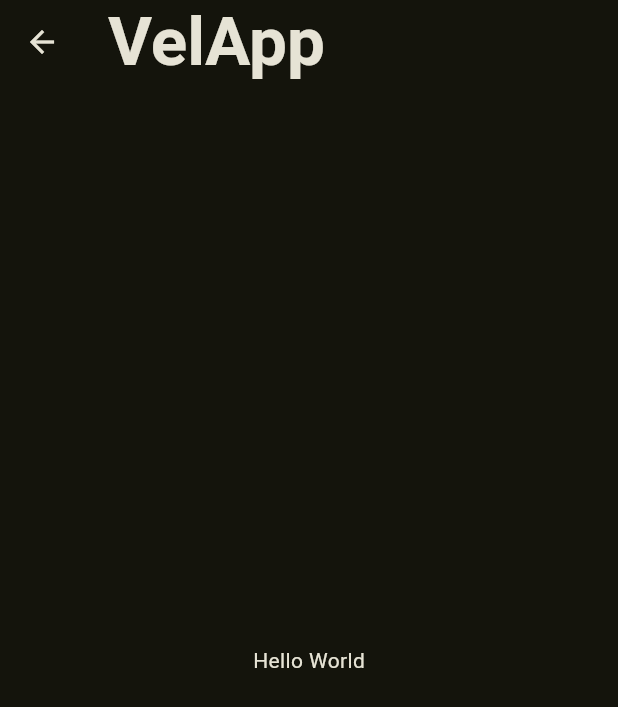
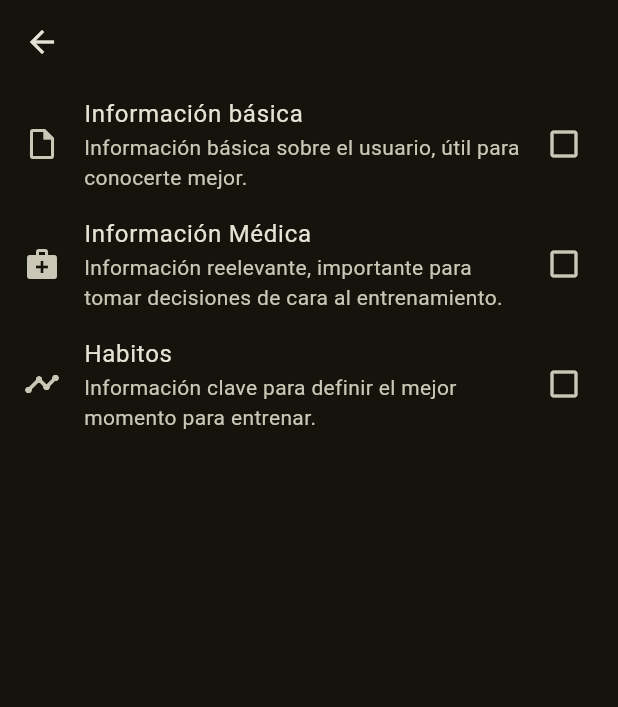
Before and after one commit to edunickdev/VelApp, a Flutter app: the screen it shows after launch, after a tap on "Log in", on a phone screen of 412 x 824 dp. Shown: the top 707 px of the screen. Run offline on Flutter 3.47's test engine with Material 2 defaults, Android fonts, the light colour scheme and no system bars; our stand-ins replace go_router.

Commit message:
se agregan diversas pantallas y clases para manejar la info, en proceso de implementacion de riverpod correctamente

```diff
--- a/lib/config/router/app_router.dart
+++ b/lib/config/router/app_router.dart
@@ -1,8 +1,12 @@
-
 import 'package:go_router/go_router.dart';
 import 'package:vel_app/presentation/auth/screens/login_screen.dart';
 import 'package:vel_app/presentation/auth/screens/signin_screen.dart';
 import 'package:vel_app/presentation/main/screens/home_page.dart/home_page.dart';
+import 'package:vel_app/presentation/user/screens/basic_info_screen.dart';
+import 'package:vel_app/presentation/user/screens/habits_info_screen.dart';
+import 'package:vel_app/presentation/user/screens/medic_info_screen.dart';
+import 'package:vel_app/presentation/user/screens/new_user_screen.dart';
+import 'package:vel_app/presentation/user/widgets/sections_info.dart';
 
 final GoRouter router = GoRouter(
   initialLocation: '/login',
@@ -22,5 +26,25 @@ final GoRouter router = GoRouter(
       path: '/sign-in',
       builder: (context, state) => const SignInScreen(),
     ),
-  ]
+    GoRoute(
+      name: NewUserScreen.name,
+      path: '/requisite',
+      builder: (context, state) => const NewUserScreen(),
+    ),
+    GoRoute(
+      name: InfoBasicScreen.name,
+      path: '/basics',
+      builder: (context, state) => InfoBasicScreen(),
+    ),
+    GoRoute(
+      name: InfoMedScreen.name,
+      path: '/medics',
+      builder: (context, state) => const InfoMedScreen(),
+    ),
+    GoRoute(
+      name: InfoHabitsScreen.name,
+      path: '/habits',
+      builder: (context, state) => const InfoHabitsScreen(),
+    ),
+  ],
 );
--- a/lib/presentation/auth/screens/login_screen.dart
+++ b/lib/presentation/auth/screens/login_screen.dart
@@ -1,14 +1,19 @@
+// import 'package:firebase_auth/firebase_auth.dart';
 import 'package:flutter/material.dart';
 import 'package:go_router/go_router.dart';
 import 'package:vel_app/presentation/shared/widgets/custom_text_input.dart';
 
 class LoginScreen extends StatelessWidget {
+
   static String name = '/login';
 
   const LoginScreen({super.key});
 
   @override
   Widget build(BuildContext context) {
+
+    // FirebaseAuth.instance.createUserWithEmailAndPassword(email: email, password: password);
+
     return Scaffold(
       appBar: AppBar(title: const Text('Log In')),
       body: Padding(
@@ -31,25 +36,24 @@ class LoginScreen extends StatelessWidget {
                     keyboardType: TextInputType.emailAddress,
                     alignText: TextAlign.center,
                     customIcon: Icon(Icons.email_outlined),
-                    validations: [],
+                    validations: [isEmail],
                   ),
-                  const CustomTextInput('Your password',
+                  const CustomTextInput(
+                    'Your password',
                     heightCursor: 25,
                     keyboardType: TextInputType.text,
                     alignText: TextAlign.center,
                     password: true,
                     customIcon: Icon(Icons.password_outlined),
-                      validations: []),
-                  const SizedBox(
-                    height: 20,
                   ),
+                  const SizedBox(height: 20),
                   SizedBox(
                     width: double.infinity,
                     child: ElevatedButton(
                       onPressed: () {
                         // una vez configurada la autenticación debería
                         // ser popAndPushNamed
-                        context.push('/home-page');
+                        context.push('/requisite');
                       },
                       child: const Text(
                         'Log in',
@@ -58,7 +62,10 @@ class LoginScreen extends StatelessWidget {
                       ),
                     ),
                   ),
-                  OutlinedButton(
+                  const SizedBox(height: 20),
+                  SizedBox(
+                    width: double.infinity,
+                    child: OutlinedButton(
                       style: ButtonStyle(
                         alignment: Alignment.center,
                         backgroundColor: MaterialStatePropertyAll(
@@ -74,6 +81,7 @@ class LoginScreen extends StatelessWidget {
                         ),
                       ),
                     ),
+                  ),
                 ],
               ),
             ),
--- a/lib/presentation/shared/widgets/custom_text_input.dart
+++ b/lib/presentation/shared/widgets/custom_text_input.dart
@@ -8,7 +8,7 @@ class CustomTextInput extends StatelessWidget {
   final TextAlign alignText;
   final bool password;
   final Icon customIcon;
-  final List<Function> validations;
+  final List<Function>? validations;
   final TextEditingController? controller;
 
   const CustomTextInput(
@@ -20,7 +20,7 @@ class CustomTextInput extends StatelessWidget {
     required this.alignText,
     this.password = false,
     required this.customIcon,
-    required this.validations,
+    this.validations,
     this.controller,
   });
 
@@ -34,7 +34,7 @@ class CustomTextInput extends StatelessWidget {
       obscureText: password,
       decoration: InputDecoration(labelText: label, prefixIcon: customIcon),
       validator: (value) {
-        for (var validation in validationList) {
+        for ( Function validation in validationList ) {
           if (!validation(value)) {
             return 'Invalid input';
           }
--- /dev/null
+++ b/lib/presentation/user/screens/new_user_screen.dart
@@ -0,0 +1,48 @@
+// esta sera la pantalla principal que solicitara por secciones, info del paciente, sera validadora, pues no debe permitir ir a la pagina principal de la app
+// mientras el paciente no ingrese toda la info necesaria para hacer una labor correcta por parte del entrenador.
+
+import 'package:flutter/material.dart';
+import 'package:go_router/go_router.dart';
+import 'package:vel_app/presentation/user/widgets/sections_info.dart';
+
+class NewUserScreen extends StatelessWidget {
+
+  static String name = 'requisite';
+
+  const NewUserScreen({super.key});
+
+  @override
+  Widget build(BuildContext context) {
+    return Scaffold(
+      appBar: AppBar(centerTitle: true),
+      body: ListView.builder(
+        itemCount: listInfo.length,
+        itemBuilder: (context, index) {
+          final item = listInfo[index];
+          return _CustomTilewidget(itemTile: item);
+        }
+      ),
+    );
+  }
+}
+
+
+class _CustomTilewidget extends StatelessWidget {
+
+  final CustomTile _itemTile;
+
+  const _CustomTilewidget({required CustomTile itemTile}) : _itemTile = itemTile;
+
+  @override
+  Widget build(BuildContext context) {
+    return ListTile(
+      leading: Icon(_itemTile.icono),
+      title: Text(_itemTile.titulo),
+      subtitle: Text(_itemTile.detalle),
+      trailing: _itemTile.status ? const Icon(Icons.check_box) : const Icon(Icons.check_box_outline_blank),
+      onTap: () {
+        context.push(_itemTile.ruta);
+      }
+    );
+  }
+}
--- /dev/null
+++ b/lib/presentation/user/screens/perfil_screen.dart
@@ -0,0 +1 @@
+// corresponde a la pantalla donde se mostrara un resumen general de la informacion del paciente, debera ser editable
--- /dev/null
+++ b/lib/presentation/user/widgets/sections_info.dart
@@ -0,0 +1,30 @@
+import 'package:flutter/material.dart' show Icons, IconData;
+
+class CustomTile {
+
+  final String titulo;
+  final IconData icono;
+  final String detalle;
+  final String ruta;
+  final bool status = false;
+
+  CustomTile({ required this.ruta, required this.titulo, required this.icono, required this.detalle});
+}
+
+final listInfo = <CustomTile>[
+  CustomTile(
+    titulo: 'Información básica',
+    icono: Icons.insert_drive_file_outlined,
+    detalle: 'Información básica sobre el usuario, útil para conocerte mejor.',
+    ruta: '/basics'),
+  CustomTile(
+    titulo: 'Información Médica',
+    icono: Icons.medical_services,
+    detalle: 'Información reelevante, importante para tomar decisiones de cara al entrenamiento.',
+    ruta: '/medics'),
+  CustomTile(
+    titulo: 'Habitos',
+    icono: Icons.timeline_rounded,
+    detalle: 'Información clave para definir el mejor momento para entrenar.',
+    ruta: '/habits'),
+];
--- a/pubspec.yaml
+++ b/pubspec.yaml
@@ -31,9 +31,10 @@ dependencies:
   cupertino_icons: ^1.0.2
   firebase_auth: ^4.4.2
   firebase_core: ^2.10.0
-  go_router: ^9.0.1
   flutter:
     sdk: flutter
+  go_router: ^9.0.1
+  riverpod: ^2.3.6
 
 dev_dependencies:
   flutter_lints: ^2.0.0
```
Also changed, not shown: lib/presentation/user/models/user_model.dart (added, +37 -0 lines), lib/presentation/user/screens/basic_info_screen.dart (added, +25 -0 lines), lib/presentation/user/screens/habits_info_screen.dart (added, +13 -0 lines), lib/presentation/user/screens/medic_info_screen.dart (added, +15 -0 lines), lib/main.dart (line endings or trailing spaces), pubspec.lock, 37 other files. Lines whose indentation alone changed are shown as unchanged.
